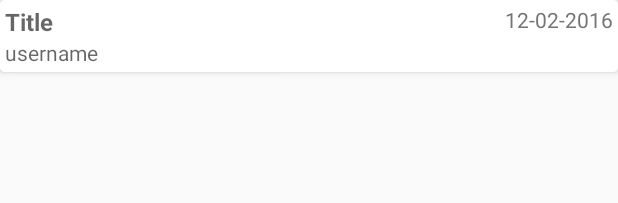
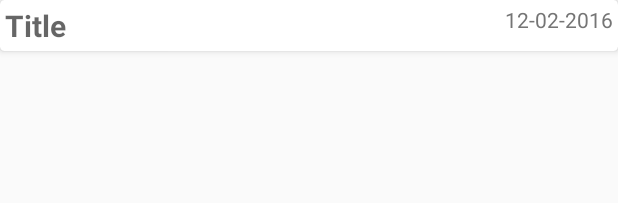
Before and after one commit to apekshatrivedi/CitizenRights, an Android app: the layout your_issue_list.xml on its own in the app's theme, with its tools: preview values and no code run, on a phone screen of 412 x 824 dp. Shown: the top 203 px of the screen. Run offline under Robolectric (Android 15) with nearby library versions, the phone set to English and light mode, and no system bars; network calls fail.

Commit message:
new update

```diff
--- a/app/src/main/java/com/grid/appy/citizenrights/activity/IssuedetailActivity.java
+++ b/app/src/main/java/com/grid/appy/citizenrights/activity/IssuedetailActivity.java
@@ -715,5 +715,4 @@ public class IssuedetailActivity extends AppCompatActivity {
 
 
 
-
 }
--- a/app/src/main/java/com/grid/appy/citizenrights/activity/PeopleviewActivity.java
+++ b/app/src/main/java/com/grid/appy/citizenrights/activity/PeopleviewActivity.java
@@ -298,6 +298,12 @@ public class PeopleviewActivity extends AppCompatActivity {
         return true;
     }
 
+    @Override
+    public void onBackPressed() {
+       finish();
+
+    }
+
 
 
 }
--- a/app/src/main/java/com/grid/appy/citizenrights/adapter/YourissueAdapter.java
+++ b/app/src/main/java/com/grid/appy/citizenrights/adapter/YourissueAdapter.java
@@ -48,7 +48,6 @@ public class YourissueAdapter extends RecyclerView.Adapter<YourissueAdapter.View
 
 
         Viewholder.history_title.setText(getDataAdapter1.getHistory_title());
-        Viewholder.history_username.setText(getDataAdapter1.getHistory_username());
         Viewholder.history_date.setText(getDataAdapter1.getHistory_date());
 
         Viewholder.cardView.setOnClickListener(new View.OnClickListener() {
@@ -79,7 +78,6 @@ public class YourissueAdapter extends RecyclerView.Adapter<YourissueAdapter.View
 
         public TextView history_title;
         public TextView history_date;
-        public TextView history_username;
         public CardView cardView;
 
 
@@ -88,7 +86,6 @@ public class YourissueAdapter extends RecyclerView.Adapter<YourissueAdapter.View
             super(itemView);
 
             history_title = (TextView) itemView.findViewById(R.id.history_title) ;
-            history_username = (TextView) itemView.findViewById(R.id.history_username) ;
             history_date = (TextView) itemView.findViewById(R.id.history_date) ;
             cardView =(CardView)itemView.findViewById(R.id.cardview3);
 
--- a/app/src/main/res/layout/your_issue_list.xml
+++ b/app/src/main/res/layout/your_issue_list.xml
@@ -20,7 +20,7 @@
 
         <TextView
             android:id="@+id/history_title"
-            android:textSize="16dp"
+            android:textSize="20dp"
             android:textColor="@color/colorTextPrimary"
             android:layout_alignParentTop="true"
             android:textStyle="bold"
@@ -30,15 +30,6 @@
             />
 
 
-        <TextView
-            android:id="@+id/history_username"
-            android:textColor="@color/colorTextSecondary"
-            android:layout_below="@id/history_title"
-            android:hint="username"
-            android:layout_width="wrap_content"
-            android:layout_height="wrap_content"
-
-            />
 
         <TextView
             android:id="@+id/history_date"
--- a/app/src/main/res/menu/activity_home_drawer.xml
+++ b/app/src/main/res/menu/activity_home_drawer.xml
@@ -23,10 +23,15 @@
 
     <item android:title="Application">
         <menu>
+
+            <!--
+
             <item
                 android:id="@+id/setting"
                 android:icon="@drawable/settings"
                 android:title="Settings" />
+
+                -->
             <item
                 android:id="@+id/help"
                 android:icon="@drawable/help"
```
Also changed, not shown: app/src/main/java/com/grid/appy/citizenrights/activity/AdminviewActivity.java (+9 -0 lines), app/src/main/java/com/grid/appy/citizenrights/activity/HomeActivity.java (+3 -19 lines), app/src/main/java/com/grid/appy/citizenrights/activity/NewissueActivity.java (+10 -9 lines), app/src/main/java/com/grid/appy/citizenrights/activity/ViewissueActivity.java (+13 -2 lines), app/src/main/java/com/grid/appy/citizenrights/adapter/GetDataAdapter.java (+1 -6 lines).
